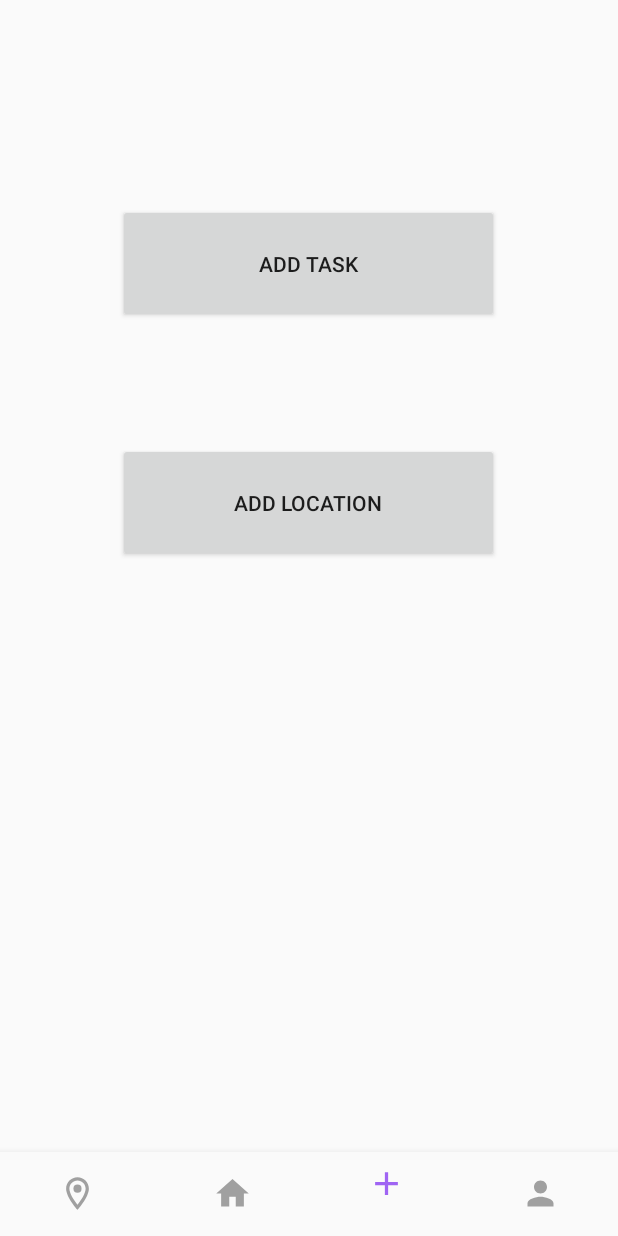
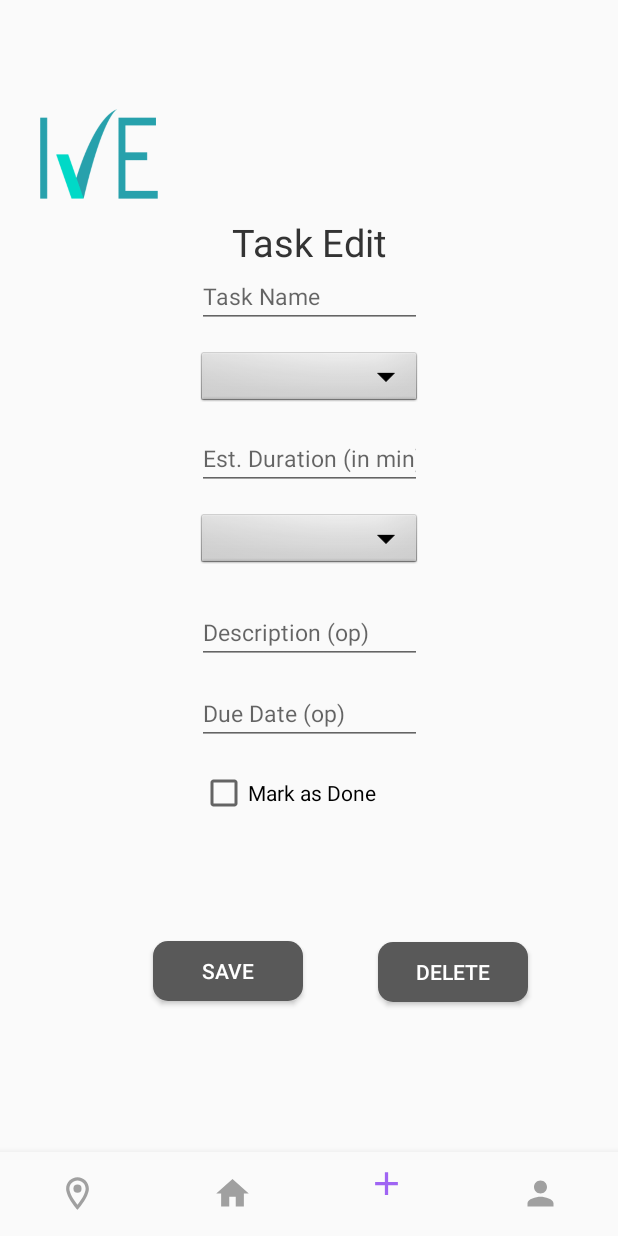
Before and after one commit to AndreyRichman/IVE, an Android app: the AddTaskFragment screen opened through its navigation route, on a phone screen of 412 x 824 dp. Run offline under Robolectric (Android 15) with nearby library versions, the phone set to English and light mode, and no system bars; our stand-ins replace Firebase (no records; nobody signed in at launch, a user with empty details on screens opened directly), navigation-ui; Roboto replaces fonts that are not available here.

Commit message:
connect plus button to edit task fragment page

```diff
--- a/app/src/main/AndroidManifest.xml
+++ b/app/src/main/AndroidManifest.xml
@@ -8,7 +8,8 @@
         android:label="@string/app_name"
         android:roundIcon="@mipmap/ic_launcher_round"
         android:supportsRtl="true"
-        android:theme="@style/AppTheme">
+        android:theme="@style/AppTheme"
+        >
         <activity android:name="com.mta.ive.pages.login.SignUpActivity"></activity>
         <activity android:name="com.mta.ive.pages.task.AllTasksActivity" />
         <activity android:name="com.mta.ive.pages.home.HomeActivity" />
--- a/app/src/main/java/com/mta/ive/pages/home/addtask/AddTaskFragment.java
+++ b/app/src/main/java/com/mta/ive/pages/home/addtask/AddTaskFragment.java
@@ -4,7 +4,6 @@ import android.os.Bundle;
 import android.view.LayoutInflater;
 import android.view.View;
 import android.view.ViewGroup;
-import android.widget.Button;
 
 import androidx.annotation.NonNull;
 import androidx.fragment.app.Fragment;
@@ -27,8 +26,8 @@ public class AddTaskFragment extends Fragment {
 
 //        View buttonAddNewTask = container.findViewById(R.id.addTaskButton);
 
-        View view = inflater.inflate(R.layout.fragment_add, container, false);
-        Button addTaskButton = (Button) view.findViewById(R.id.addTaskButton);
+//        View view = inflater.inflate(R.layout.fragment_add, container, false);
+//        Button addTaskButton = (Button) view.findViewById(R.id.addTaskButton);
 
 //        addTaskButton.setOnClickListener(view1 -> {
 //            Intent intent = new Intent(getActivity(),NewTaskActivity.class);
@@ -38,7 +37,7 @@ public class AddTaskFragment extends Fragment {
 ////            startActivity(intent);
 //        });
 
-        return inflater.inflate(R.layout.fragment_add, container, false);
+        return inflater.inflate(R.layout.fragment_task_edit, container, false);
 
 //
 //        addTaskViewModel =
@@ -67,7 +66,7 @@ public class AddTaskFragment extends Fragment {
 //        });
 ////        Intent intent = new Intent(getActivity(), NewTaskActivity.class);
 ////        startActivity(intent);
-////        View view = inflater.inflate(R.layout.fragment_location, container, false);
+////        View view = inflater.inflate(R.layout.fragment_tasks_by_location, container, false);
 ////        Intent newTaskPage = new Intent(view.getContext(), NewTaskActivity.class);
 ////        newTaskPage.putExtra("PAGE_NAME", "NEW TASK PAGE");
 ////        startActivity(newTaskPage);
--- a/app/src/main/java/com/mta/ive/pages/home/location/LocationFragment.java
+++ b/app/src/main/java/com/mta/ive/pages/home/tasksbylocation/TasksByLocationFragment.java
@@ -1,4 +1,4 @@
-package com.mta.ive.pages.home.location;
+package com.mta.ive.pages.home.tasksbylocation;
 
 import android.os.Bundle;
 import android.view.LayoutInflater;
@@ -23,7 +23,7 @@ import com.mta.ive.vm.adapter.TasksAdapter;
 
 import java.util.ArrayList;
 
-public class LocationFragment extends Fragment {
+public class TasksByLocationFragment extends Fragment {
 
     private TextView mainTitle, subTitle, bottomText;
     DatabaseReference reference;
@@ -40,7 +40,7 @@ public class LocationFragment extends Fragment {
                              ViewGroup container, Bundle savedInstanceState) {
 
         tasksList = new ArrayList<>();
-        View view = inflater.inflate(R.layout.fragment_location, container, false);
+        View view = inflater.inflate(R.layout.fragment_tasks_by_location, container, false);
         tasksRecList = view.findViewById(R.id.tasksRecycleList);
         tasksRecList.setLayoutManager(new LinearLayoutManager(view.getContext()));
         tasksRecList.setAdapter(new TasksAdapter(view.getContext(), tasksList));
--- a/app/src/main/java/com/mta/ive/pages/task/AllTasksActivity.java
+++ b/app/src/main/java/com/mta/ive/pages/task/AllTasksActivity.java
@@ -36,7 +36,7 @@ public class AllTasksActivity extends AppCompatActivity {
     @Override
     protected void onCreate(Bundle savedInstanceState) {
         super.onCreate(savedInstanceState);
-        setContentView(R.layout.fragment_location);
+        setContentView(R.layout.fragment_tasks_by_location);
 
 
         tasksRecList = findViewById(R.id.tasksRecycleList);
--- a/app/src/main/res/layout/fragment_task_edit.xml
+++ b/app/src/main/res/layout/fragment_task_edit.xml
@@ -10,17 +10,17 @@
         android:id="@+id/imageView2"
         android:layout_width="80dp"
         android:layout_height="80dp"
+        android:layout_marginTop="8dp"
         app:layout_constraintEnd_toEndOf="parent"
         app:layout_constraintHorizontal_bias="0.078"
         app:layout_constraintStart_toStartOf="parent"
-        app:srcCompat="@drawable/turkiz200"
-        tools:layout_editor_absoluteY="16dp" />
+        app:layout_constraintTop_toTopOf="parent"
+        app:srcCompat="@drawable/turkiz200" />
 
     <TextView
         android:id="@+id/text_edit_header"
         android:layout_width="wrap_content"
         android:layout_height="wrap_content"
-        android:layout_marginTop="48dp"
         android:text="Task Edit"
         android:textColor="#333333"
         android:textSize="25dp"
@@ -28,18 +28,25 @@
         app:layout_constraintStart_toStartOf="parent"
         app:layout_constraintTop_toBottomOf="@+id/imageView2" />
 
+    <androidx.constraintlayout.widget.ConstraintLayout
+        android:id="@+id/constraintLayout"
+        android:layout_width="404dp"
+        android:layout_height="382dp"
+        app:layout_constraintEnd_toEndOf="parent"
+        app:layout_constraintStart_toStartOf="parent"
+        app:layout_constraintTop_toBottomOf="@+id/text_edit_header">
+
         <EditText
             android:id="@+id/task_name"
             android:layout_width="150dp"
             android:layout_height="40dp"
-        android:layout_marginTop="40dp"
             android:ems="10"
             android:hint="Task Name"
             android:inputType="textPersonName"
             android:textSize="15dp"
             app:layout_constraintEnd_toEndOf="parent"
             app:layout_constraintStart_toStartOf="parent"
-        app:layout_constraintTop_toBottomOf="@+id/text_edit_header" />
+            app:layout_constraintTop_toTopOf="parent" />
 
 
         <Spinner
@@ -118,31 +125,36 @@
             app:layout_constraintStart_toStartOf="parent"
             app:layout_constraintTop_toBottomOf="@+id/editTextDate" />
 
+    </androidx.constraintlayout.widget.ConstraintLayout>
+
     <Button
         android:id="@+id/save_button"
         android:layout_width="100dp"
         android:layout_height="40dp"
-        android:layout_marginTop="64dp"
-        android:layout_marginEnd="20dp"
+        android:layout_marginEnd="50dp"
+        android:layout_marginBottom="90dp"
         android:background="@drawable/rounded_corners"
         android:text="Save"
         android:textColor="#FFFFFF"
+        app:layout_constraintBottom_toBottomOf="parent"
         app:layout_constraintEnd_toStartOf="@+id/delete_button"
-        app:layout_constraintHorizontal_bias="0.84"
+        app:layout_constraintHorizontal_bias="1.0"
         app:layout_constraintStart_toStartOf="parent"
-        app:layout_constraintTop_toBottomOf="@+id/checkBox" />
+        app:layout_constraintTop_toBottomOf="@+id/constraintLayout" />
 
     <Button
         android:id="@+id/delete_button"
         android:layout_width="100dp"
         android:layout_height="40dp"
-        android:layout_marginTop="64dp"
-        android:layout_marginEnd="88dp"
+        android:layout_marginEnd="60dp"
+        android:layout_marginBottom="90dp"
         android:background="@drawable/rounded_corners"
         android:text="Delete"
         android:textColor="#FFFFFF"
+        app:layout_constraintBottom_toBottomOf="parent"
         app:layout_constraintEnd_toEndOf="parent"
-        app:layout_constraintTop_toBottomOf="@+id/checkBox" />
+        app:layout_constraintTop_toBottomOf="@+id/constraintLayout"
+        app:layout_constraintVertical_bias="0.505" />
 
 
 </androidx.constraintlayout.widget.ConstraintLayout>
--- a/app/src/main/res/layout/fragment_location.xml
+++ b/app/src/main/res/layout/fragment_tasks_by_location.xml
@@ -7,7 +7,7 @@
     android:background="#F4F4F4"
     android:orientation="vertical"
     android:paddingBottom="60dp"
-    tools:context=".pages.home.location.LocationFragment">
+    tools:context=".pages.home.tasksbylocation.TasksByLocationFragment">
 
 
     <LinearLayout
--- a/app/src/main/res/navigation/mobile_navigation.xml
+++ b/app/src/main/res/navigation/mobile_navigation.xml
@@ -7,9 +7,9 @@
 
     <fragment
         android:id="@+id/navigation_location"
-        android:name="com.mta.ive.pages.home.location.LocationFragment"
+        android:name="com.mta.ive.pages.home.tasksbylocation.TasksByLocationFragment"
         android:label="@string/title_location"
-        tools:layout="@layout/fragment_location" />
+        tools:layout="@layout/fragment_tasks_by_location" />
 
     <fragment
         android:id="@+id/navigation_home"
```
Lines whose indentation alone changed are shown as unchanged.
